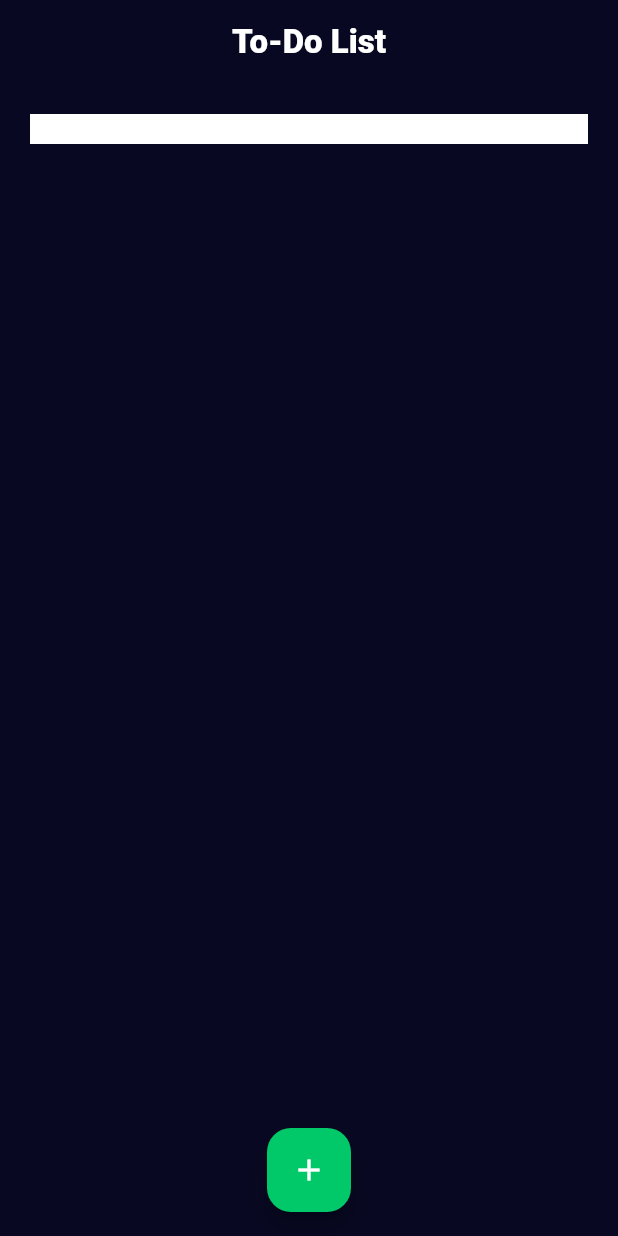
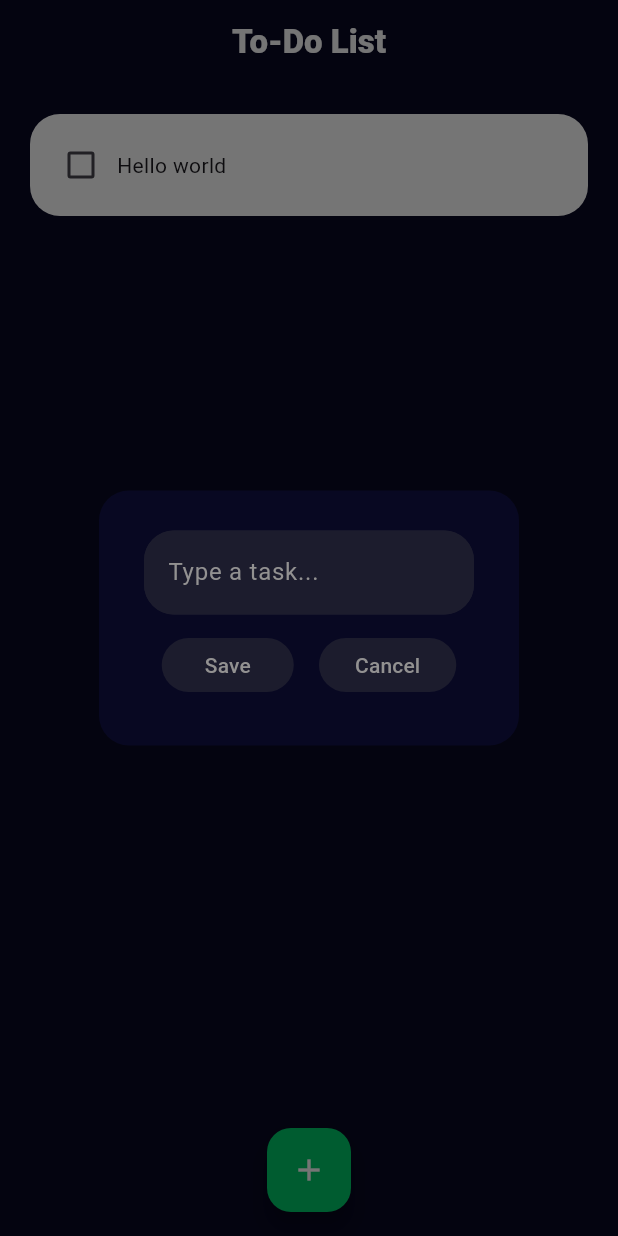
Before and after one commit to CodeIE000/To_Do_List, a Flutter app: the Home screen opened directly, after a tap on the "add" icon, on a phone screen of 412 x 824 dp. Run offline on Flutter 3.47's test engine with Material 3 defaults, Android fonts, the phone set to English and light mode, and no system bars; drawn by our look-alikes of flutter_slidable.

Commit message:
finsihed todolist foundation

```diff
--- a/lib/pages/home.dart
+++ b/lib/pages/home.dart
@@ -1,5 +1,6 @@
 import 'package:flutter/material.dart';
 import 'package:todolist_app/theme/colors.dart';
+import 'package:todolist_app/utilities/dialog_box.dart';
 import 'package:todolist_app/utilities/list_box.dart';
 
 class Home extends StatefulWidget {
@@ -10,10 +11,47 @@ class Home extends StatefulWidget {
 }
 
 class _HomeState extends State<Home> {
+  // Controller for Dialog Box Textfield
+  final _controller = TextEditingController();
+
   // List for To-Do List content
   List listContent = [
-    ["Hello World", false]
+    [false, "Hello world"]
   ];
+
+  // Method for dialog box
+  void openDialogBox() {
+    showDialog(
+      context: context,
+      builder: (context) => DialogBox(
+        controller: _controller,
+        pressedSave: saveToDoList,
+        pressedCancel: () => Navigator.of(context).pop(),
+      ),
+    );
+  }
+
+  // Method for saving To-Do List
+  void saveToDoList() {
+    setState(() {
+      listContent.add([false, _controller.text]);
+      Navigator.of(context).pop();
+    });
+  }
+
+  // Method for checking checkbox
+  void checkboxClicked(bool? value, int index) {
+    setState(() {
+      listContent[index][0] = !listContent[index][0];
+    });
+  }
+
+  // Method for deleting task
+  void deleteTask(int index) {
+    setState(() {
+      listContent.removeAt(index);
+    });
+  }
 
   @override
   Widget build(BuildContext context) {
@@ -34,11 +72,16 @@ class _HomeState extends State<Home> {
       ),
       body: ListView.builder(
         itemCount: listContent.length,
-        itemBuilder: (context, index) => ListBox(),
+        itemBuilder: (context, index) => ListBox(
+          checkedBox: listContent[index][0],
+          taskName: listContent[index][1],
+          onChanged: (value) => checkboxClicked(value, index),
+          deleteTask: (context) => deleteTask(index),
+        ),
       ),
       floatingActionButtonLocation: FloatingActionButtonLocation.centerFloat,
       floatingActionButton: FloatingActionButton(
-        onPressed: () {},
+        onPressed: () => openDialogBox(),
         backgroundColor: objectGreen,
         child: const Icon(
           Icons.add,
--- a/lib/pages/introduction.dart
+++ b/lib/pages/introduction.dart
@@ -2,6 +2,7 @@ import 'package:flutter/material.dart';
 import 'package:todolist_app/pages/home.dart';
 import 'package:todolist_app/theme/colors.dart';
 
+// ignore: must_be_immutable
 class Introduction extends StatefulWidget {
   void Function()? onTap;
   Introduction({super.key});
@@ -29,11 +30,11 @@ class _IntroductionState extends State<Introduction> {
             onTap: () => Navigator.push(
               context,
               MaterialPageRoute(
-                builder: (context) => Home(),
+                builder: (context) => const Home(),
               ),
             ),
             child: Container(
-              padding: EdgeInsets.symmetric(horizontal: 40, vertical: 10),
+              padding: const EdgeInsets.symmetric(horizontal: 40, vertical: 10),
               decoration: BoxDecoration(
                   color: objectGreen, borderRadius: BorderRadius.circular(20)),
               child: const Text(
--- a/lib/theme/colors.dart
+++ b/lib/theme/colors.dart
@@ -1,4 +1,6 @@
 import 'package:flutter/material.dart';
 
-var backgroundColor = Color.fromARGB(255, 8, 8, 34);
-var objectGreen = Color.fromARGB(255, 1, 200, 104);
+var backgroundColor = const Color.fromARGB(255, 8, 8, 34);
+var objectGreen = const Color.fromARGB(255, 1, 200, 104);
+var subBackgroundColor = Color.fromARGB(255, 28, 28, 45);
+var textColor = Color.fromARGB(255, 146, 145, 145);
--- /dev/null
+++ b/lib/utilities/dialog_box.dart
@@ -0,0 +1,75 @@
+import 'package:flutter/material.dart';
+import 'package:todolist_app/theme/colors.dart';
+import 'package:todolist_app/utilities/dialog_buttons.dart';
+
+class DialogBox extends StatelessWidget {
+  // ignore: prefer_typing_uninitialized_variables
+  final controller;
+  final VoidCallback pressedSave;
+  final VoidCallback pressedCancel;
+  const DialogBox(
+      {super.key,
+      required this.controller,
+      required this.pressedSave,
+      required this.pressedCancel});
+
+  @override
+  Widget build(BuildContext context) {
+    return AlertDialog(
+      backgroundColor: backgroundColor,
+      shape: RoundedRectangleBorder(borderRadius: BorderRadius.circular(20)),
+      content: Container(
+        padding: const EdgeInsets.all(1),
+        height: 130,
+        decoration: BoxDecoration(
+          color: backgroundColor,
+          borderRadius: BorderRadius.circular(30),
+        ),
+        child: Column(
+          mainAxisAlignment: MainAxisAlignment.spaceEvenly,
+          children: [
+            // Textfield Container
+            Container(
+              padding: const EdgeInsets.all(5),
+              child: TextField(
+                controller: controller,
+                maxLength: 25,
+                style: TextStyle(color: textColor),
+                decoration: InputDecoration(
+                  filled: true,
+                  fillColor: subBackgroundColor,
+                  hintText: "Type a task...",
+                  hintStyle: TextStyle(color: textColor),
+                  counterText: '',
+                  enabledBorder: OutlineInputBorder(
+                      borderRadius: BorderRadius.circular(20),
+                      borderSide: BorderSide(color: subBackgroundColor)),
+                  focusedBorder: OutlineInputBorder(
+                    borderRadius: BorderRadius.circular(20),
+                    borderSide: BorderSide(color: subBackgroundColor),
+                  ),
+                ),
+              ),
+            ),
+            // Buttons Row
+            Row(
+              mainAxisAlignment: MainAxisAlignment.spaceEvenly,
+              children: [
+                // Save button
+                Buttons(
+                  buttonText: "Save",
+                  buttonPressed: pressedSave,
+                ),
+                // Cancel button
+                Buttons(
+                  buttonText: "Cancel",
+                  buttonPressed: pressedCancel,
+                )
+              ],
+            )
+          ],
+        ),
+      ),
+    );
+  }
+}
--- /dev/null
+++ b/lib/utilities/dialog_buttons.dart
@@ -0,0 +1,26 @@
+import 'package:flutter/material.dart';
+import 'package:todolist_app/theme/colors.dart';
+
+class Buttons extends StatelessWidget {
+  final String buttonText;
+  final VoidCallback buttonPressed;
+  const Buttons(
+      {super.key, required this.buttonText, required this.buttonPressed});
+
+  @override
+  Widget build(BuildContext context) {
+    return MaterialButton(
+      elevation: 0,
+      shape: RoundedRectangleBorder(borderRadius: BorderRadius.circular(20)),
+      color: subBackgroundColor,
+      onPressed: buttonPressed,
+      child: Padding(
+        padding: const EdgeInsets.all(8.0),
+        child: Text(
+          buttonText,
+          style: TextStyle(color: textColor),
+        ),
+      ),
+    );
+  }
+}
--- a/lib/utilities/list_box.dart
+++ b/lib/utilities/list_box.dart
@@ -1,15 +1,61 @@
 import 'package:flutter/material.dart';
+import 'package:flutter_slidable/flutter_slidable.dart';
 
-class ListBox extends StatelessWidget {
-  const ListBox({super.key});
+class ListBox extends StatefulWidget {
+  final bool checkedBox;
+  final Function(bool?)? onChanged;
+  final String taskName;
+  final Function(BuildContext)? deleteTask;
+  ListBox(
+      {super.key,
+      required this.checkedBox,
+      required this.onChanged,
+      required this.taskName,
+      required this.deleteTask});
 
+  @override
+  State<ListBox> createState() => _ListBoxState();
+}
+
+class _ListBoxState extends State<ListBox> {
   @override
   Widget build(BuildContext context) {
     return Padding(
-      padding: EdgeInsets.only(top: 20, right: 20, left: 20),
-      child: Container(
-        padding: EdgeInsets.all(10),
-        decoration: BoxDecoration(color: Colors.white),
+      padding: const EdgeInsets.only(top: 20, right: 20, left: 20),
+      child: Slidable(
+        endActionPane: ActionPane(motion: const StretchMotion(), children: [
+          SlidableAction(
+            borderRadius: BorderRadius.circular(20),
+            backgroundColor: Colors.red,
+            icon: Icons.delete,
+            onPressed: widget.deleteTask,
+          )
+        ]),
+        child: Container(
+          padding: const EdgeInsets.all(10),
+          decoration: BoxDecoration(
+            color: Colors.white,
+            borderRadius: BorderRadius.circular(20),
+          ),
+          child: Row(
+            children: [
+              // Checkbox
+              Checkbox(
+                value: widget.checkedBox,
+                onChanged: widget.onChanged,
+                activeColor: Colors.black,
+              ),
+              Text(
+                widget.taskName,
+                style: TextStyle(
+                    decoration: widget.checkedBox
+                        ? TextDecoration.lineThrough
+                        : TextDecoration.none),
+              ),
+              // Task Name
+            ],
+          ),
+        ),
       ),
     );
   }
--- a/pubspec.yaml
+++ b/pubspec.yaml
@@ -35,6 +35,7 @@ dependencies:
   # The following adds the Cupertino Icons font to your application.
   # Use with the CupertinoIcons class for iOS style icons.
   cupertino_icons: ^1.0.2
+  flutter_slidable: ^1.2.0
 
 dev_dependencies:
   flutter_test:
```
Also changed, not shown: pubspec.lock.
